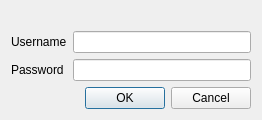
The window that src/LoginDialog.ui (aither64/haveclip-core) describes before a commit, drawn with Qt 5.
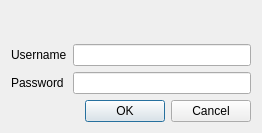
The same window after the commit. Icons and pictures are not drawn.

Diff of the .ui file:
```diff
--- a/src/LoginDialog.ui
+++ b/src/LoginDialog.ui
@@ -7,7 +7,7 @@
     <x>0</x>
     <y>0</y>
     <width>262</width>
-    <height>109</height>
+    <height>133</height>
    </rect>
   </property>
   <property name="windowTitle">
```
Left out of the diff: 2 changed lines with no effect on the pictures.
